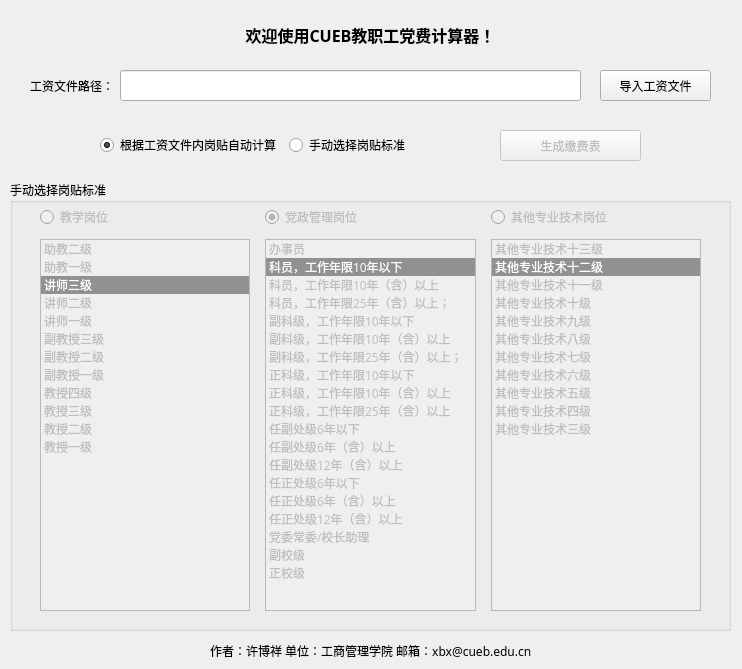
Qt form party_dues_gui_hd.ui (xbxstukov/cuebpartydues) before a commit.
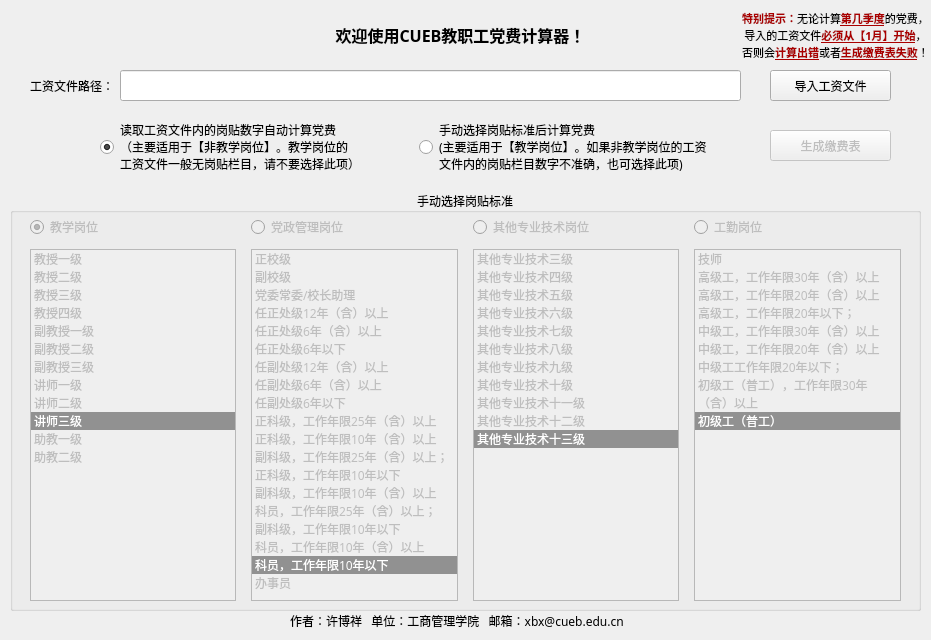
The same form after that commit. Icons and pictures are not drawn.

Diff of the .ui file:
```diff
--- a/party_dues_gui_hd.ui
+++ b/party_dues_gui_hd.ui
@@ -9,8 +9,8 @@
    <rect>
     <x>0</x>
     <y>0</y>
-    <width>742</width>
-    <height>669</height>
+    <width>931</width>
+    <height>640</height>
    </rect>
   </property>
   <property name="font">
@@ -35,9 +35,9 @@
     </property>
     <property name="geometry">
      <rect>
-      <x>500</x>
+      <x>770</x>
       <y>130</y>
-      <width>141</width>
+      <width>121</width>
       <height>31</height>
      </rect>
     </property>
@@ -63,9 +63,9 @@
    <widget class="QLabel" name="aboutLabel">
     <property name="geometry">
      <rect>
-      <x>210</x>
-      <y>630</y>
-      <width>341</width>
+      <x>290</x>
+      <y>600</y>
+      <width>351</width>
       <height>41</height>
      </rect>
     </property>
@@ -75,7 +75,7 @@
      </font>
     </property>
     <property name="text">
-     <string>作者：许博祥 单位：工商管理学院 邮箱：xbx@cueb.edu.cn </string>
+     <string>作者：许博祥   单位：工商管理学院   邮箱：xbx@cueb.edu.cn </string>
     </property>
    </widget>
    <widget class="QLineEdit" name="lineEdit">
@@ -83,7 +83,7 @@
      <rect>
       <x>120</x>
       <y>70</y>
-      <width>461</width>
+      <width>621</width>
       <height>31</height>
      </rect>
     </property>
@@ -96,9 +96,9 @@
    <widget class="QPushButton" name="importButton">
     <property name="geometry">
      <rect>
-      <x>600</x>
+      <x>770</x>
       <y>70</y>
-      <width>111</width>
+      <width>121</width>
       <height>31</height>
      </rect>
     </property>
@@ -134,7 +134,7 @@
    <widget class="QLabel" name="welcomeLabel">
     <property name="geometry">
      <rect>
-      <x>240</x>
+      <x>330</x>
       <y>10</y>
       <width>261</width>
       <height>49</height>
@@ -166,21 +166,37 @@
     <property name="geometry">
      <rect>
       <x>10</x>
-      <y>180</y>
-      <width>721</width>
-      <height>451</height>
+      <y>190</y>
+      <width>911</width>
+      <height>421</height>
      </rect>
     </property>
+    <property name="font">
+     <font>
+      <weight>50</weight>
+      <bold>false</bold>
+      <stylestrategy>PreferAntialias</stylestrategy>
+     </font>
+    </property>
     <property name="title">
      <string>手动选择岗贴标准</string>
     </property>
+    <property name="alignment">
+     <set>Qt::AlignCenter</set>
+    </property>
+    <property name="flat">
+     <bool>true</bool>
+    </property>
+    <property name="checkable">
+     <bool>false</bool>
+    </property>
     <widget class="QWidget" name="gridLayoutWidget">
      <property name="geometry">
       <rect>
-       <x>20</x>
+       <x>10</x>
        <y>20</y>
-       <width>681</width>
-       <height>421</height>
+       <width>891</width>
+       <height>401</height>
       </rect>
      </property>
      <layout class="QGridLayout" name="gridLayout">
@@ -202,7 +218,167 @@
       <property name="verticalSpacing">
        <number>10</number>
       </property>
-      <item row="0" column="0">
+      <item row="1" column="1">
+       <widget class="QListWidget" name="TeachingList">
+        <property name="enabled">
+         <bool>false</bool>
+        </property>
+        <property name="font">
+         <font>
+          <stylestrategy>PreferAntialias</stylestrategy>
+         </font>
+        </property>
+        <property name="currentRow">
+         <number>9</number>
+        </property>
+        <item>
+         <property name="text">
+          <string>教授一级</string>
+         </property>
+        </item>
+        <item>
+         <property name="text">
+          <string>教授二级</string>
+         </property>
+        </item>
+        <item>
+         <property name="text">
+          <string>教授三级</string>
+         </property>
+        </item>
+        <item>
+         <property name="text">
+          <string>教授四级</string>
+         </property>
+        </item>
+        <item>
+         <property name="text">
+          <string>副教授一级</string>
+         </property>
+        </item>
+        <item>
+         <property name="text">
+          <string>副教授二级</string>
+         </property>
+        </item>
+        <item>
+         <property name="text">
+          <string>副教授三级</string>
+         </property>
+        </item>
+        <item>
+         <property name="text">
+          <string>讲师一级</string>
+         </property>
+        </item>
+        <item>
+         <property name="text">
+          <string>讲师二级</string>
+         </property>
+        </item>
+        <item>
+         <property name="text">
+          <string>讲师三级</string>
+         </property>
+        </item>
+        <item>
+         <property name="text">
+          <string>助教一级</string>
+         </property>
+        </item>
+        <item>
+         <property name="text">
+          <string>助教二级</string>
+         </property>
+        </item>
+       </widget>
+      </item>
+      <item row="1" column="4">
+       <widget class="QListWidget" name="OtherSpecialtyList">
+        <property name="enabled">
+         <bool>false</bool>
+        </property>
+        <property name="font">
+         <font>
+          <stylestrategy>PreferAntialias</stylestrategy>
+         </font>
+        </property>
+        <property name="currentRow">
+         <number>10</number>
+        </property>
+        <item>
+         <property name="text">
+          <string>其他专业技术三级</string>
+         </property>
+        </item>
+        <item>
+         <property name="text">
+          <string>其他专业技术四级</string>
+         </property>
+        </item>
+        <item>
+         <property name="text">
+          <string>其他专业技术五级</string>
+         </property>
+        </item>
+        <item>
+         <property name="text">
+          <string>其他专业技术六级</string>
+         </property>
+        </item>
+        <item>
+         <property name="text">
+          <string>其他专业技术七级</string>
+         </property>
+        </item>
+        <item>
+         <property name="text">
+          <string>其他专业技术八级</string>
+         </property>
+        </item>
+        <item>
+         <property name="text">
+          <string>其他专业技术九级</string>
+         </property>
+        </item>
+        <item>
+         <property name="text">
+          <string>其他专业技术十级</string>
+         </property>
+        </item>
+        <item>
+         <property name="text">
+          <string>其他专业技术十一级</string>
+         </property>
+        </item>
+        <item>
+         <property name="text">
+          <string>其他专业技术十二级</string>
+         </property>
+        </item>
+        <item>
+         <property name="text">
+          <string>其他专业技术十三级</string>
+         </property>
+        </item>
+       </widget>
+      </item>
+      <item row="0" column="4">
+       <widget class="QRadioButton" name="OtherSpecialtyPosition">
+        <property name="enabled">
+         <bool>false</bool>
+        </property>
+        <property name="font">
+         <font>
+          <stylestrategy>PreferAntialias</stylestrategy>
+         </font>
+        </property>
+        <property name="text">
+         <string>其他专业技术岗位</string>
+        </property>
+       </widget>
+      </item>
+      <item row="0" column="1">
        <widget class="QRadioButton" name="TeachingPosition">
         <property name="enabled">
          <bool>false</bool>
@@ -224,31 +400,61 @@
         <property name="checkable">
          <bool>true</bool>
         </property>
-       </widget>
-      </item>
-      <item row="0" column="1">
-       <widget class="QRadioButton" name="ManagementPosition">
-        <property name="enabled">
-         <bool>false</bool>
-        </property>
-        <property name="font">
-         <font>
-          <stylestrategy>PreferAntialias</stylestrategy>
-         </font>
-        </property>
-        <property name="text">
-         <string>党政管理岗位</string>
-        </property>
-        <property name="checkable">
-         <bool>true</bool>
-        </property>
         <property name="checked">
          <bool>true</bool>
         </property>
        </widget>
       </item>
-      <item row="0" column="2">
-       <widget class="QRadioButton" name="OtherSpecialtyPosition">
+      <item row="1" column="5">
+       <widget class="QListWidget" name="workerList">
+        <property name="enabled">
+         <bool>false</bool>
+        </property>
+        <property name="currentRow">
+         <number>6</number>
+        </property>
+        <item>
+         <property name="text">
+          <string>技师</string>
+         </property>
+        </item>
+        <item>
+         <property name="text">
+          <string>高级工，工作年限30年（含）以上</string>
+         </property>
+        </item>
+        <item>
+         <property name="text">
+          <string>高级工，工作年限20年（含）以上</string>
+         </property>
+        </item>
+        <item>
+         <property name="text">
+          <string>高级工，工作年限20年以下；
+中级工，工作年限30年（含）以上</string>
+         </property>
+        </item>
+        <item>
+         <property name="text">
+          <string>中级工，工作年限20年（含）以上</string>
+         </property>
+        </item>
+        <item>
+         <property name="text">
+          <string>中级工工作年限20年以下；
+初级工（普工），工作年限30年
+（含）以上</string>
+         </property>
+        </item>
+        <item>
+         <property name="text">
+          <string>初级工（普工）</string>
+         </property>
+        </item>
+       </widget>
+      </item>
+      <item row="0" column="5">
+       <widget class="QRadioButton" name="workerPosition">
         <property name="enabled">
          <bool>false</bool>
         </property>
@@ -258,156 +464,14 @@
          </font>
         </property>
         <property name="text">
-         <string>其他专业技术岗位</string>
+         <string>工勤岗位</string>
+        </property>
+        <property name="checkable">
+         <bool>true</bool>
         </property>
        </widget>
       </item>
       <item row="1" column="2">
-       <widget class="QListWidget" name="OtherSpecialtyList">
-        <property name="enabled">
-         <bool>false</bool>
-        </property>
-        <property name="font">
-         <font>
-          <stylestrategy>PreferAntialias</stylestrategy>
-         </font>
-        </property>
-        <property name="currentRow">
-         <number>1</number>
-        </property>
-        <item>
-         <property name="text">
-          <string>其他专业技术十三级</string>
-         </property>
-        </item>
-        <item>
-         <property name="text">
-          <string>其他专业技术十二级</string>
-         </property>
-        </item>
-        <item>
-         <property name="text">
-          <string>其他专业技术十一级</string>
-         </property>
-        </item>
-        <item>
-         <property name="text">
-          <string>其他专业技术十级</string>
-         </property>
-        </item>
-        <item>
-         <property name="text">
-          <string>其他专业技术九级</string>
-         </property>
-        </item>
-        <item>
-         <property name="text">
-          <string>其他专业技术八级</string>
-         </property>
-        </item>
-        <item>
-         <property name="text">
-          <string>其他专业技术七级</string>
-         </property>
-        </item>
-        <item>
-         <property name="text">
-          <string>其他专业技术六级</string>
-         </property>
-        </item>
-        <item>
-         <property name="text">
-          <string>其他专业技术五级</string>
-         </property>
-        </item>
-        <item>
-         <property name="text">
-          <string>其他专业技术四级</string>
-         </property>
-        </item>
-        <item>
-         <property name="text">
-          <string>其他专业技术三级</string>
-         </property>
-        </item>
-       </widget>
-      </item>
-      <item row="1" column="0">
-       <widget class="QListWidget" name="TeachingList">
-        <property name="enabled">
-         <bool>false</bool>
-        </property>
-        <property name="font">
-         <font>
-          <stylestrategy>PreferAntialias</stylestrategy>
-         </font>
-        </property>
-        <property name="currentRow">
-         <number>2</number>
-        </property>
-        <item>
-         <property name="text">
-          <string>助教二级</string>
-         </property>
-        </item>
-        <item>
-         <property name="text">
-          <string>助教一级</string>
-         </property>
-        </item>
-        <item>
-         <property name="text">
-          <string>讲师三级</string>
-         </property>
-        </item>
-        <item>
-         <property name="text">
-          <string>讲师二级</string>
-         </property>
-        </item>
-        <item>
-         <property name="text">
-          <string>讲师一级</string>
-         </property>
-        </item>
-        <item>
-         <property name="text">
-          <string>副教授三级</string>
-         </property>
-        </item>
-        <item>
-         <property name="text">
-          <string>副教授二级</string>
-         </property>
-        </item>
-        <item>
-         <property name="text">
-          <string>副教授一级</string>
-         </property>
-        </item>
-        <item>
-         <property name="text">
-          <string>教授四级</string>
-         </property>
-        </item>
-        <item>
-         <property name="text">
-          <string>教授三级</string>
-         </property>
-        </item>
-        <item>
-         <property name="text">
-          <string>教授二级</string>
-         </property>
-        </item>
-        <item>
-         <property name="text">
-          <string>教授一级</string>
-         </property>
-        </item>
-       </widget>
-      </item>
-      <item row="1" column="1">
        <widget class="QListWidget" name="ManagementList">
         <property name="enabled">
          <bool>false</bool>
@@ -424,21 +488,72 @@
          <bool>false</bool>
         </property>
         <property name="currentRow">
-         <number>1</number>
+         <number>15</number>
         </property>
         <item>
          <property name="text">
-          <string>办事员</string>
+          <string>正校级</string>
          </property>
         </item>
         <item>
          <property name="text">
-          <string>科员，工作年限10年以下</string>
+          <string>副校级</string>
          </property>
         </item>
         <item>
          <property name="text">
-          <string>科员，工作年限10年（含）以上</string>
+          <string>党委常委/校长助理</string>
+         </property>
+        </item>
+        <item>
+         <property name="text">
+          <string>任正处级12年（含）以上</string>
+         </property>
+        </item>
+        <item>
+         <property name="text">
+          <string>任正处级6年（含）以上</string>
+         </property>
+        </item>
+        <item>
+         <property name="text">
+          <string>任正处级6年以下</string>
+         </property>
+        </item>
+        <item>
+         <property name="text">
+          <string>任副处级12年（含）以上</string>
+         </property>
+        </item>
+        <item>
+         <property name="text">
+          <string>任副处级6年（含）以上</string>
+         </property>
+        </item>
+        <item>
+         <property name="text">
+          <string>任副处级6年以下</string>
+         </property>
+        </item>
+        <item>
+         <property name="text">
+          <string>正科级，工作年限25年（含）以上</string>
+         </property>
+        </item>
+        <item>
+         <property name="text">
+          <string>正科级，工作年限10年（含）以上</string>
+         </property>
+        </item>
+        <item>
+         <property name="text">
+          <string>副科级，工作年限25年（含）以上；
+正科级，工作年限10年以下</string>
+         </property>
+        </item>
+        <item>
+         <property name="text">
+          <string>副科级，工作年限10年（含）以上</string>
          </property>
         </item>
         <item>
@@ -458,70 +573,40 @@
         </item>
         <item>
          <property name="text">
-          <string>副科级，工作年限10年（含）以上</string>
+          <string>科员，工作年限10年（含）以上</string>
          </property>
         </item>
         <item>
          <property name="text">
-          <string>副科级，工作年限25年（含）以上；
-正科级，工作年限10年以下</string>
+          <string>科员，工作年限10年以下</string>
          </property>
         </item>
         <item>
          <property name="text">
-          <string>正科级，工作年限10年（含）以上</string>
+          <string>办事员</string>
          </property>
         </item>
-        <item>
-         <property name="text">
-          <string>正科级，工作年限25年（含）以上</string>
-         </property>
-        </item>
-        <item>
-         <property name="text">
-          <string>任副处级6年以下</string>
-         </property>
-        </item>
-        <item>
-         <property name="text">
-          <string>任副处级6年（含）以上</string>
-         </property>
-        </item>
-        <item>
-         <property name="text">
-          <string>任副处级12年（含）以上</string>
-         </property>
-        </item>
-        <item>
-         <property name="text">
-          <string>任正处级6年以下</string>
-         </property>
-        </item>
-        <item>
-         <property name="text">
-          <string>任正处级6年（含）以上</string>
-         </property>
-        </item>
-        <item>
-         <property name="text">
-          <string>任正处级12年（含）以上</string>
-         </property>
-        </item>
-        <item>
-         <property name="text">
-          <string>党委常委/校长助理</string>
-         </property>
-        </item>
-        <item>
-         <property name="text">
-          <string>副校级</string>
-         </property>
-        </item>
-        <item>
-         <property name="text">
-          <string>正校级</string>
-         </property>
-        </item>
+       </widget>
+      </item>
+      <item row="0" column="2">
+       <widget class="QRadioButton" name="ManagementPosition">
+        <property name="enabled">
+         <bool>false</bool>
+        </property>
+        <property name="font">
+         <font>
+          <stylestrategy>PreferAntialias</stylestrategy>
+         </font>
+        </property>
+        <property name="text">
+         <string>党政管理岗位</string>
+        </property>
+        <property name="checkable">
+         <bool>true</bool>
+        </property>
+        <property name="checked">
+         <bool>false</bool>
+        </property>
        </widget>
       </item>
      </layout>
@@ -532,8 +617,8 @@
      <rect>
       <x>100</x>
       <y>120</y>
-      <width>371</width>
-      <height>51</height>
+      <width>631</width>
+      <height>54</height>
      </rect>
     </property>
     <layout class="QHBoxLayout" name="horizontalLayout">
@@ -545,7 +630,9 @@
         </font>
        </property>
        <property name="text">
-        <string>根据工资文件内岗贴自动计算</string>
+        <string>读取工资文件内的岗贴数字自动计算党费
+（主要适用于【非教学岗位】。教学岗位的
+工资文件一般无岗贴栏目，请不要选择此项）</string>
        </property>
        <property name="checked">
         <bool>true</bool>
@@ -560,12 +647,46 @@
         </font>
        </property>
        <property name="text">
-        <string>手动选择岗贴标准</string>
+        <string>手动选择岗贴标准后计算党费
+(主要适用于【教学岗位】。如果非教学岗位的工资
+文件内的岗贴栏目数字不准确，也可选择此项)</string>
        </property>
       </widget>
      </item>
     </layout>
    </widget>
+   <widget class="QLabel" name="label">
+    <property name="geometry">
+     <rect>
+      <x>740</x>
+      <y>10</y>
+      <width>191</width>
+      <height>51</height>
+     </rect>
+    </property>
+    <property name="font">
+     <font>
+      <pointsize>8</pointsize>
+      <weight>50</weight>
+      <bold>false</bold>
+     </font>
+    </property>
+    <property name="text">
+     <string>&lt;!DOCTYPE HTML PUBLIC &quot;-//W3C//DTD HTML 4.0//EN&quot; &quot;http://www.w3.org/TR/REC-html40/strict.dtd&quot;&gt;
+&lt;html&gt;&lt;head&gt;&lt;meta name=&quot;qrichtext&quot; content=&quot;1&quot; /&gt;&lt;style type=&quot;text/css&quot;&gt;
+p, li { white-space: pre-wrap; }
+&lt;/style&gt;&lt;/head&gt;&lt;body style=&quot; font-family:'微软雅黑'; font-size:8pt; font-weight:400; font-style:normal;&quot;&gt;
+&lt;p align=&quot;center&quot; style=&quot; margin-top:0px; margin-bottom:0px; margin-left:0px; margin-right:0px; -qt-block-indent:0; text-indent:0px;&quot;&gt;&lt;span style=&quot; font-weight:600; color:#aa0000;&quot;&gt;特别提示：&lt;/span&gt;无论计算&lt;span style=&quot; font-weight:600; text-decoration: underline; color:#aa0000;&quot;&gt;第几季度&lt;/span&gt;的党费，&lt;/p&gt;
+&lt;p align=&quot;center&quot; style=&quot; margin-top:0px; margin-bottom:0px; margin-left:0px; margin-right:0px; -qt-block-indent:0; text-indent:0px;&quot;&gt;导入的工资文件&lt;span style=&quot; font-weight:600; text-decoration: underline; color:#aa0000;&quot;&gt;必须从【1月】开始&lt;/span&gt;，&lt;/p&gt;
+&lt;p align=&quot;center&quot; style=&quot; margin-top:0px; margin-bottom:0px; margin-left:0px; margin-right:0px; -qt-block-indent:0; text-indent:0px;&quot;&gt;否则会&lt;span style=&quot; font-weight:600; text-decoration: underline; color:#aa0000;&quot;&gt;计算出错&lt;/span&gt;或者&lt;span style=&quot; font-weight:600; text-decoration: underline; color:#aa0000;&quot;&gt;生成缴费表失败&lt;/span&gt;！&lt;/p&gt;&lt;/body&gt;&lt;/html&gt;</string>
+    </property>
+    <property name="textFormat">
+     <enum>Qt::RichText</enum>
+    </property>
+    <property name="margin">
+     <number>0</number>
+    </property>
+   </widget>
   </widget>
   <action name="actionImport">
    <property name="text">
```
Left out of the diff: 257 changed lines with no effect on the pictures.
